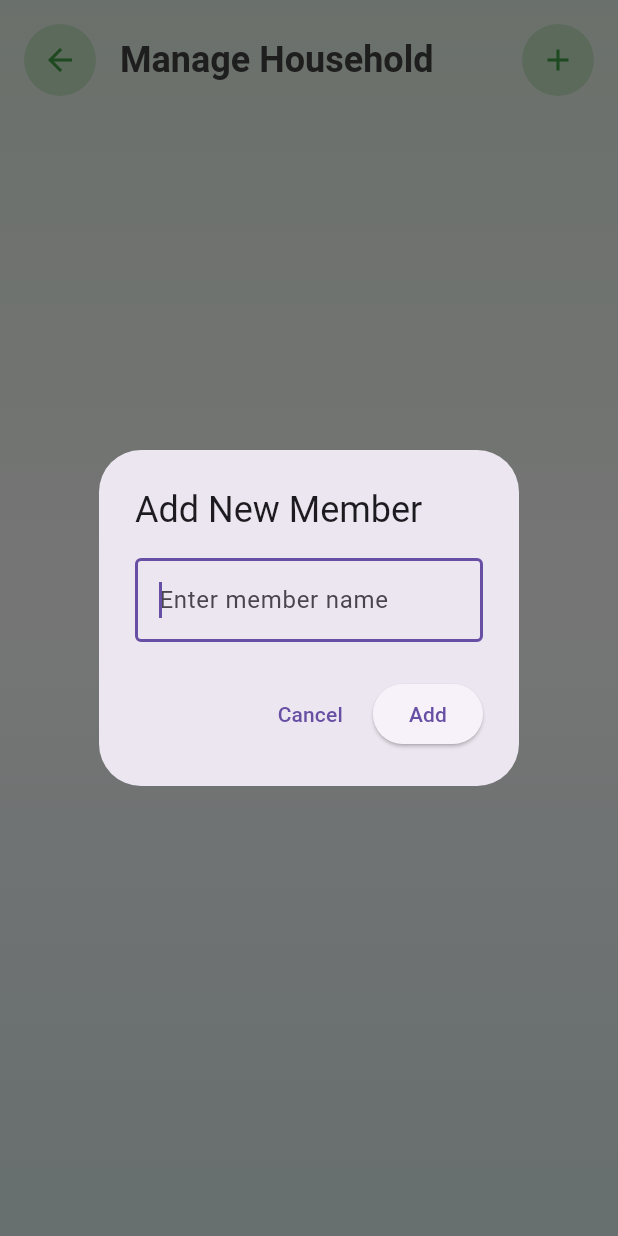
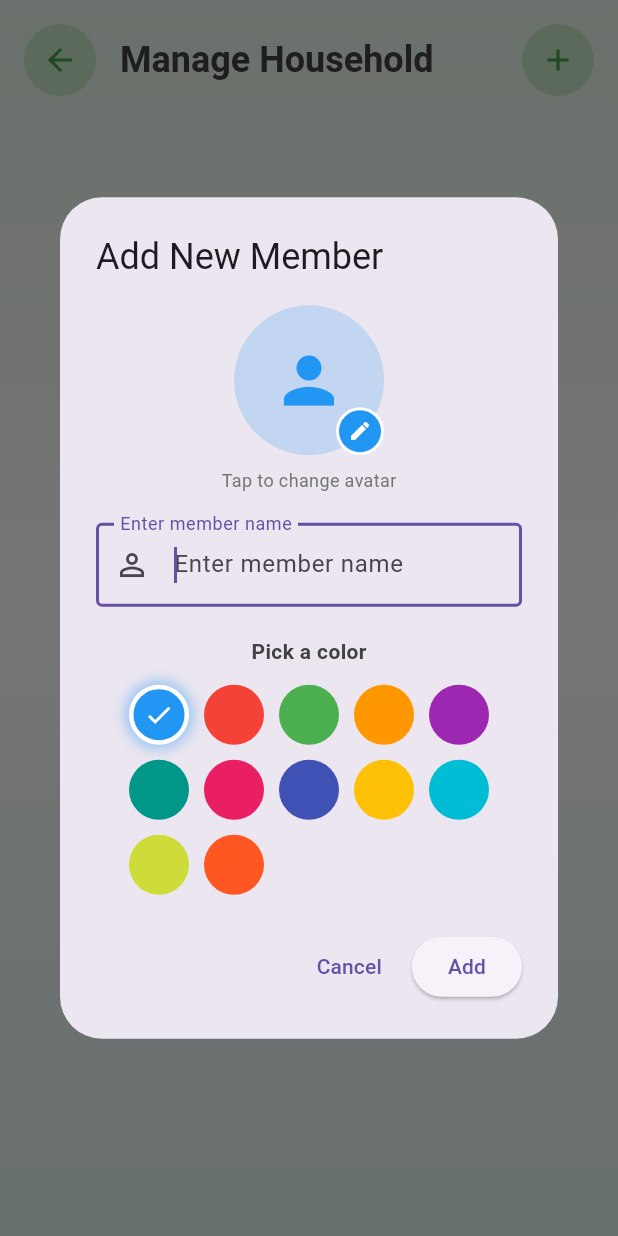
Before and after one commit to noamby/routine_flow_flutter, a Flutter app: the ManageHouseholdScreen screen opened directly with empty values, after a tap on the "add" icon, on a phone screen of 412 x 824 dp. Run offline on Flutter 3.47's test engine with Material 3 defaults, Android fonts, the phone set to English and light mode, and no system bars; our stand-ins replace emoji_picker_flutter, flutter_colorpicker, image_picker, shared_preferences; accounts and stored records are empty; generated files the repository leaves out were written again.

Commit message:
Enhanced Add Member dialog with avatar, name, and color picker

```diff
--- a/lib/screens/manage_household_screen.dart
+++ b/lib/screens/manage_household_screen.dart
@@ -48,53 +48,26 @@ class _ManageHouseholdScreenState extends State<ManageHouseholdScreen> {
   }
 
   void _addMember() {
-    final l10n = AppLocalizations.of(context)!;
-    final controller = TextEditingController();
-
     showDialog(
       context: context,
-      builder: (context) => AlertDialog(
-        title: Text(l10n.addNewMember),
-        content: TextField(
-          controller: controller,
-          autofocus: true,
-          decoration: InputDecoration(
-            hintText: l10n.enterMemberName,
-            border: const OutlineInputBorder(),
-          ),
-        ),
-        actions: [
-          TextButton(
-            onPressed: () => Navigator.pop(context),
-            child: Text(l10n.cancel),
-          ),
-          ElevatedButton(
-            onPressed: () {
-              if (controller.text.isNotEmpty) {
+      builder: (context) => _AddMemberDialog(
+        onAdd: (name, icon, imageBytes, color) {
           setState(() {
             final newId = 'member_${DateTime.now().millisecondsSinceEpoch}';
-                  // Default colors for new members
-                  const defaultColors = [
-                    Colors.blue, Colors.red, Colors.green, Colors.orange,
-                    Colors.purple, Colors.teal, Colors.pink, Colors.indigo,
-                  ];
-                  final colorIndex = _columns.length % defaultColors.length;
-                  _memberNames.add(controller.text);
+            _memberNames.add(name);
             _columns.add(ColumnData(
               id: newId,
-                    name: "${controller.text}'s Tasks",
-                    color: defaultColors[colorIndex],
+              name: "$name's Tasks",
+              color: color,
               tasks: [],
               listKey: GlobalKey<AnimatedListState>(),
             ));
-                  _memberIcons[newId] = Icons.person;
+            _memberIcons[newId] = icon;
+            if (imageBytes != null) {
+              _memberImageBytes[newId] = imageBytes;
+            }
           });
-                Navigator.pop(context);
-              }
         },
-            child: Text(l10n.add),
-          ),
-        ],
       ),
     );
   }
@@ -490,3 +463,202 @@ class _ManageHouseholdScreenState extends State<ManageHouseholdScreen> {
     );
   }
 }
+
+// Stateful dialog for adding a new member with avatar, name, and color
+class _AddMemberDialog extends StatefulWidget {
+  final Function(String name, IconData icon, Uint8List? imageBytes, Color color) onAdd;
+
+  const _AddMemberDialog({required this.onAdd});
+
+  @override
+  State<_AddMemberDialog> createState() => _AddMemberDialogState();
+}
+
+class _AddMemberDialogState extends State<_AddMemberDialog> {
+  final TextEditingController _nameController = TextEditingController();
+  IconData _selectedIcon = Icons.person;
+  Uint8List? _selectedImageBytes;
+  Color _selectedColor = Colors.blue;
+
+  static const List<Color> _availableColors = [
+    Colors.blue, Colors.red, Colors.green, Colors.orange,
+    Colors.purple, Colors.teal, Colors.pink, Colors.indigo,
+    Colors.amber, Colors.cyan, Colors.lime, Colors.deepOrange,
+  ];
+
+  @override
+  void dispose() {
+    _nameController.dispose();
+    super.dispose();
+  }
+
+  @override
+  Widget build(BuildContext context) {
+    final l10n = AppLocalizations.of(context)!;
+    final isDarkMode = Theme.of(context).brightness == Brightness.dark;
+
+    return AlertDialog(
+      title: Text(l10n.addNewMember),
+      content: SingleChildScrollView(
+        child: Column(
+          mainAxisSize: MainAxisSize.min,
+          children: [
+            // Avatar picker
+            GestureDetector(
+              onTap: () => _showAvatarPicker(),
+              child: Stack(
+                children: [
+                  CircleAvatar(
+                    radius: 50,
+                    backgroundColor: _selectedColor.withOpacity(0.2),
+                    backgroundImage: _selectedImageBytes != null
+                        ? MemoryImage(_selectedImageBytes!)
+                        : null,
+                    child: _selectedImageBytes == null
+                        ? Icon(
+                            _selectedIcon,
+                            size: 50,
+                            color: _selectedColor,
+                          )
+                        : null,
+                  ),
+                  Positioned(
+                    right: 0,
+                    bottom: 0,
+                    child: Container(
+                      padding: const EdgeInsets.all(6),
+                      decoration: BoxDecoration(
+                        color: Colors.blue,
+                        shape: BoxShape.circle,
+                        border: Border.all(
+                          color: isDarkMode ? Colors.grey.shade800 : Colors.white,
+                          width: 2,
+                        ),
+                      ),
+                      child: const Icon(
+                        Icons.edit,
+                        size: 16,
+                        color: Colors.white,
+                      ),
+                    ),
+                  ),
+                ],
+              ),
+            ),
+            const SizedBox(height: 8),
+            Text(
+              'Tap to change avatar',
+              style: TextStyle(
+                fontSize: 12,
+                color: isDarkMode ? Colors.grey.shade400 : Colors.grey.shade600,
+              ),
+            ),
+            const SizedBox(height: 20),
+
+            // Name input
+            TextField(
+              controller: _nameController,
+              autofocus: true,
+              decoration: InputDecoration(
+                labelText: l10n.enterMemberName,
+                hintText: l10n.enterMemberName,
+                border: const OutlineInputBorder(),
+                prefixIcon: const Icon(Icons.person_outline),
+              ),
+            ),
+            const SizedBox(height: 20),
+
+            // Color picker
+            Text(
+              l10n.pickColor,
+              style: TextStyle(
+                fontWeight: FontWeight.w600,
+                color: isDarkMode ? Colors.white : Colors.grey.shade800,
+              ),
+            ),
+            const SizedBox(height: 12),
+            Wrap(
+              spacing: 10,
+              runSpacing: 10,
+              children: _availableColors.map((color) {
+                final isSelected = _selectedColor == color;
+                return GestureDetector(
+                  onTap: () {
+                    setState(() {
+                      _selectedColor = color;
+                    });
+                  },
+                  child: Container(
+                    width: 40,
+                    height: 40,
+                    decoration: BoxDecoration(
+                      color: color,
+                      shape: BoxShape.circle,
+                      border: isSelected
+                          ? Border.all(color: Colors.white, width: 3)
+                          : null,
+                      boxShadow: isSelected
+                          ? [
+                              BoxShadow(
+                                color: color.withOpacity(0.5),
+                                blurRadius: 8,
+                                spreadRadius: 2,
+                              ),
+                            ]
+                          : null,
+                    ),
+                    child: isSelected
+                        ? const Icon(Icons.check, color: Colors.white, size: 20)
+                        : null,
+                  ),
+                );
+              }).toList(),
+            ),
+          ],
+        ),
+      ),
+      actions: [
+        TextButton(
+          onPressed: () => Navigator.pop(context),
+          child: Text(l10n.cancel),
+        ),
+        ElevatedButton(
+          onPressed: () {
+            if (_nameController.text.isNotEmpty) {
+              widget.onAdd(
+                _nameController.text,
+                _selectedIcon,
+                _selectedImageBytes,
+                _selectedColor,
+              );
+              Navigator.pop(context);
+            }
+          },
+          child: Text(l10n.add),
+        ),
+      ],
+    );
+  }
+
+  void _showAvatarPicker() {
+    showDialog(
+      context: context,
+      builder: (context) => AvatarIconPickerDialog(
+        memberColor: _selectedColor,
+        currentIcon: _selectedIcon,
+        hasCustomImage: _selectedImageBytes != null,
+        onIconSelected: (icon) {
+          setState(() {
+            _selectedIcon = icon;
+            _selectedImageBytes = null;
+          });
+        },
+        onImageSelected: (bytes) {
+          setState(() {
+            _selectedImageBytes = bytes;
+          });
+        },
+      ),
+    );
+  }
+}
```
Lines whose indentation alone changed are shown as unchanged.
